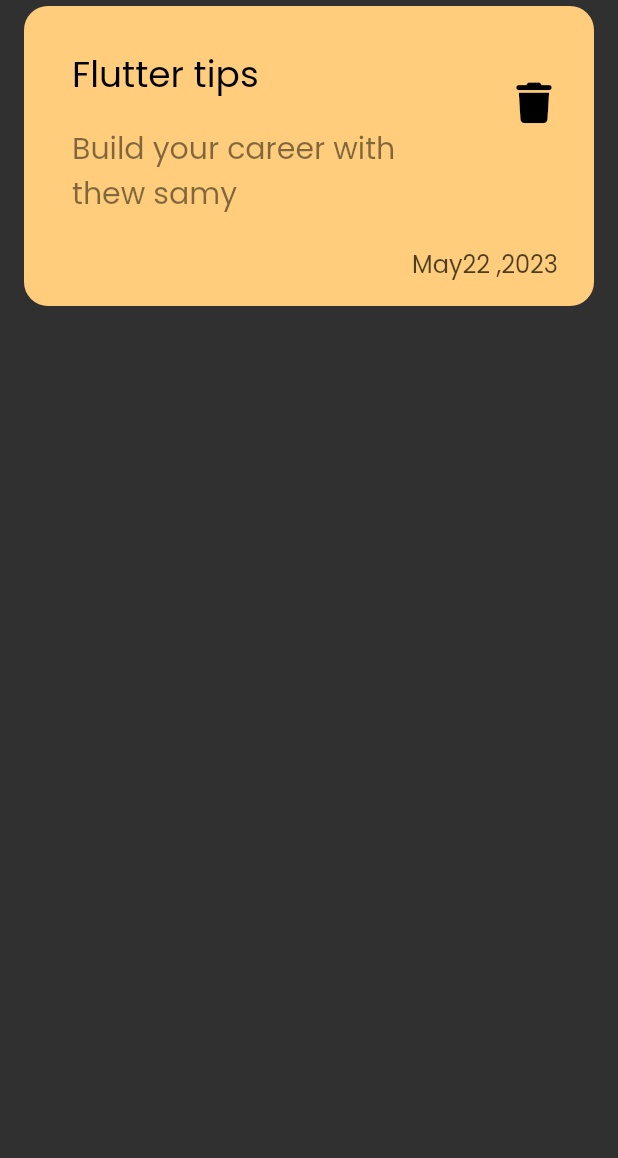
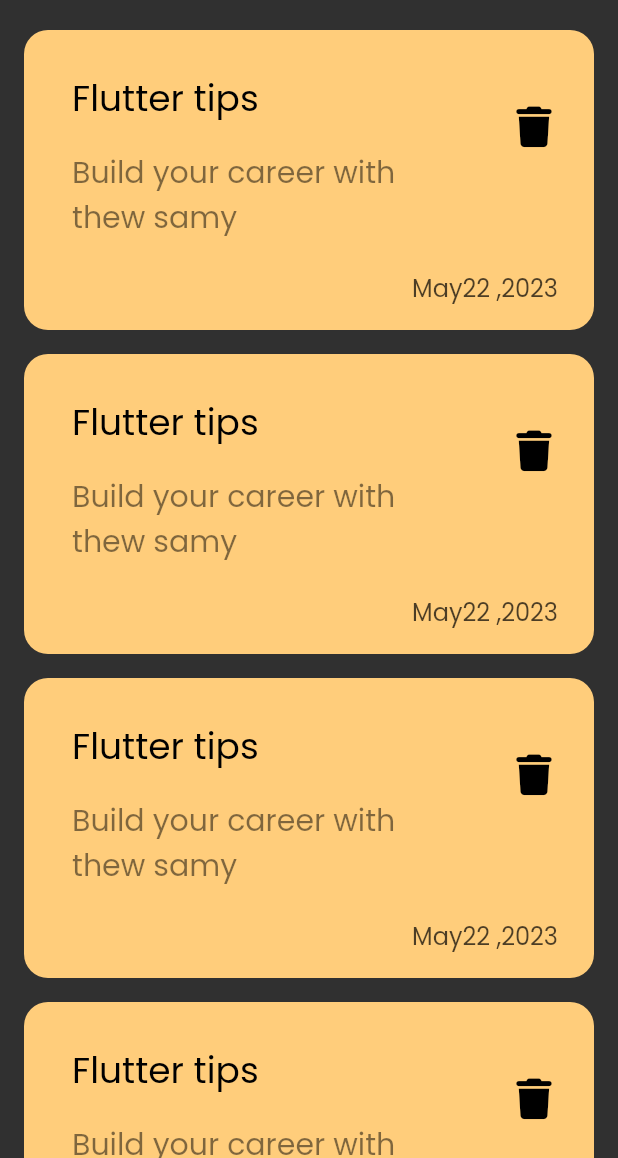
Before and after one commit to Mohamed123-r/notes-app, a Flutter app: the screen it shows after launch, on a phone screen of 412 x 824 dp, the part 78-1236 px from its top. Run offline on Flutter 3.47's test engine with Material 2 defaults, Android fonts, the phone set to English and light mode, and no system bars; our stand-ins replace font_awesome_flutter.

Commit message:
create note list view

```diff
--- /dev/null
+++ b/lib/widgets/note_item.dart
@@ -0,0 +1,60 @@
+import 'package:flutter/material.dart';
+import 'package:font_awesome_flutter/font_awesome_flutter.dart';
+
+class NoteItem extends StatelessWidget {
+  const NoteItem({super.key});
+
+  @override
+  Widget build(BuildContext context) {
+    return Container(
+      decoration: BoxDecoration(
+        borderRadius: BorderRadius.circular(16),
+        color: Color(0xffFFCD7B),
+      ),
+      child: Column(
+        crossAxisAlignment: CrossAxisAlignment.end,
+        children: [
+          Padding(
+            padding: const EdgeInsets.only(left: 16.0, top: 24, bottom: 16),
+            child: ListTile(
+              title: Text(
+                'Flutter tips',
+                style: TextStyle(
+                  color: Colors.black,
+                  fontSize: 24,
+                ),
+              ),
+              subtitle: Padding(
+                padding: const EdgeInsets.only(top: 16.0),
+                child: Text(
+                  'Build your career with thew samy ',
+                  style: TextStyle(
+                    color: Colors.black.withOpacity(0.5),
+                    fontSize: 20,
+                  ),
+                ),
+              ),
+              trailing: IconButton(
+                  onPressed: () {},
+                  icon: Icon(
+                    FontAwesomeIcons.trash,
+                    color: Colors.black,
+                    size: 27,
+                  )),
+            ),
+          ),
+          Padding(
+            padding: const EdgeInsets.only(right: 24.0, bottom: 16),
+            child: Text(
+              'May22 ,2023',
+              style: TextStyle(
+                color: Colors.black.withOpacity(0.7),
+                fontSize: 16,
+              ),
+            ),
+          ),
+        ],
+      ),
+    );
+  }
+}
--- /dev/null
+++ b/lib/widgets/note_list_view.dart
@@ -0,0 +1,18 @@
+
+import 'package:flutter/material.dart';
+
+import 'note_item.dart';
+
+class NoteListView extends StatelessWidget {
+  const NoteListView({super.key});
+
+  @override
+  Widget build(BuildContext context) {
+    return ListView.builder(itemBuilder: (context,index){
+      return Padding(
+        padding: const EdgeInsets.symmetric(vertical: 8.0),
+        child: NoteItem(),
+      );
+    });
+  }
+}
--- a/lib/widgets/note_view_body.dart
+++ b/lib/widgets/note_view_body.dart
@@ -1,6 +1,9 @@
 import 'package:flutter/cupertino.dart';
 import 'package:flutter/material.dart';
-import 'package:font_awesome_flutter/font_awesome_flutter.dart';
+
+
+
+import 'note_list_view.dart';
 
 class NoteViewBody extends StatelessWidget {
   const NoteViewBody({super.key});
@@ -8,68 +11,14 @@ class NoteViewBody extends StatelessWidget {
   @override
   Widget build(BuildContext context) {
     return Padding(
-      padding: EdgeInsets.symmetric(horizontal: 16.0),
+      padding: EdgeInsets.only(
+        right: 16,
+        left: 16,
+        top: 8,
+      ),
       child: Column(
-        children: [NoteItem()],
+        children: [Expanded(child: NoteListView())],
       ),
     );
   }
 }
-
-class NoteItem extends StatelessWidget {
-  const NoteItem({super.key});
-
-  @override
-  Widget build(BuildContext context) {
-    return Container(
-      decoration: BoxDecoration(
-        borderRadius: BorderRadius.circular(16),
-        color: Color(0xffFFCD7B),
-      ),
-      child: Column(
-        crossAxisAlignment: CrossAxisAlignment.end,
-        children: [
-          Padding(
-            padding: const EdgeInsets.only(left: 16.0,top: 24,bottom: 16),
-            child: ListTile(
-              title: Text(
-                'Flutter tips',
-                style: TextStyle(
-                  color: Colors.black,
-                  fontSize: 24,
-                ),
-              ),
-              subtitle: Padding(
-                padding: const EdgeInsets.only(top: 16.0),
-                child: Text(
-                  'Build your career with thew samy ',
-                  style: TextStyle(
-                    color: Colors.black.withOpacity(0.5),
-                    fontSize: 20,
-                  ),
-                ),
-              ),
-              trailing: IconButton(
-                  onPressed: () {},
-                  icon: Icon(
-                    FontAwesomeIcons.trash,
-                    color: Colors.black,
-                    size: 27,
-                  )),
-            ),
-          ),
-          Padding(
-            padding: const EdgeInsets.only(right: 24.0,bottom: 16),
-            child: Text(
-              'May22 ,2023',
-              style: TextStyle(
-                color: Colors.black.withOpacity(0.7),
-                fontSize: 16,
-              ),
-            ),
-          ),
-        ],
-      ),
-    );
-  }
-}
```
